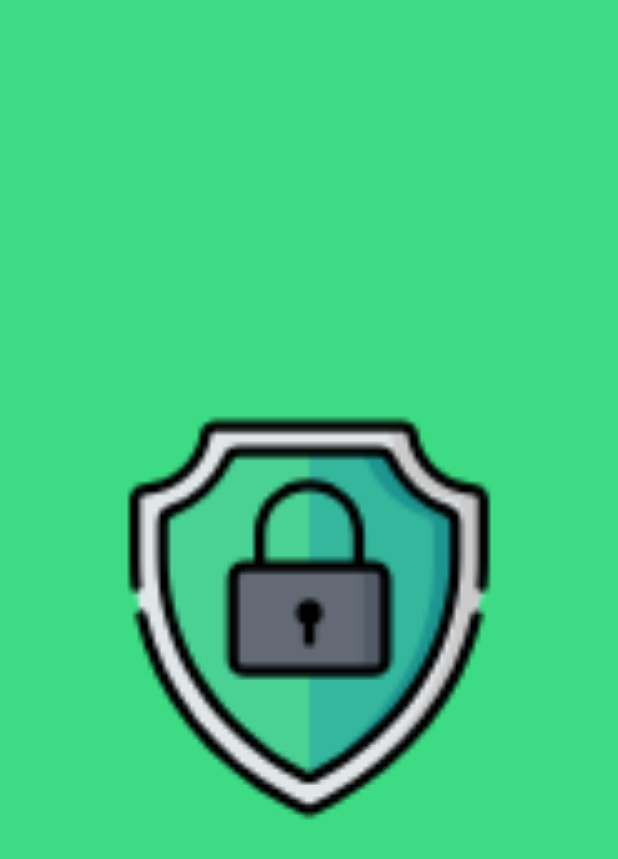
After one commit to Tris1702/Authentication-ver-1, an Android app: the fragment SplashFragment shown on its own in the app's theme, on a phone screen of 412 x 824 dp. The commit adds this screen. Shown: the top 859 px of the screen. Run offline under Robolectric (Android 15) with nearby library versions, the phone set to English and light mode, and no system bars.

Commit message:
Sep/23/2021

```diff
--- a/app/src/main/AndroidManifest.xml
+++ b/app/src/main/AndroidManifest.xml
@@ -12,6 +12,7 @@
         android:usesCleartextTraffic="true"
         android:theme="@style/Theme.Design.Light.NoActionBar">
         <activity
+            android:windowSoftInputMode="adjustPan"
             android:name=".MainActivity"
             android:exported="true">
             <intent-filter>
--- /dev/null
+++ b/app/src/main/java/com/example/authentication/fragments/SplashFragment.kt
@@ -0,0 +1,41 @@
+package com.example.authentication.fragments
+
+import android.content.Context
+import android.os.Bundle
+import androidx.fragment.app.Fragment
+import android.view.LayoutInflater
+import android.view.View
+import android.view.ViewGroup
+import androidx.lifecycle.lifecycleScope
+import androidx.navigation.Navigation
+import androidx.navigation.fragment.NavHostFragment
+import com.example.authentication.R
+import kotlinx.coroutines.GlobalScope
+import kotlinx.coroutines.delay
+import kotlinx.coroutines.launch
+
+class SplashFragment : Fragment() {
+    override fun onCreateView(
+        inflater: LayoutInflater, container: ViewGroup?,
+        savedInstanceState: Bundle?
+    ): View? {
+        // Inflate the layout for this fragment
+        val view = inflater.inflate(R.layout.fragment_splash, container, false)
+        lifecycleScope.launch{
+            delay(3000)
+            val sharesPreferences = context?.getSharedPreferences("token", Context.MODE_PRIVATE)
+            val token = sharesPreferences?.getString("accessToken", "none")
+            if (token.equals("none")) //neu may khong luu token thi chuyen den signIn
+            {
+                Navigation.findNavController(view)
+                    .navigate(R.id.action_splashFragment_to_signIn)
+            }
+            else {
+                //neu co thi chuyen den logout
+                Navigation.findNavController(view)
+                    .navigate(R.id.action_splashFragment_to_logOut)
+            }
+        }
+        return view
+    }
+}
--- /dev/null
+++ b/app/src/main/res/layout/fragment_splash.xml
@@ -0,0 +1,16 @@
+<?xml version="1.0" encoding="utf-8"?>
+<FrameLayout xmlns:android="http://schemas.android.com/apk/res/android"
+    xmlns:tools="http://schemas.android.com/tools"
+    android:layout_width="match_parent"
+    android:layout_height="match_parent"
+    tools:context=".fragments.SplashFragment"
+    android:background="@color/ic_launcher_background">
+
+    <ImageView
+        android:layout_width="wrap_content"
+        android:layout_height="wrap_content"
+        android:src="@drawable/ic_launcher_foreground"
+        android:layout_gravity="center"
+        android:scaleX="5"
+        android:scaleY="5" />
+</FrameLayout>
--- a/app/src/main/res/values/strings.xml
+++ b/app/src/main/res/values/strings.xml
@@ -1,4 +1,6 @@
 <resources>
     <string name="app_name">Authentication</string>
     <!-- TODO: Remove or change this placeholder text -->
+    <string name="hello_blank_fragment">Hello blank fragment</string>
+    <!-- TODO: Remove or change this placeholder text -->
 </resources>
```
Also changed, not shown: app/src/main/java/com/example/authentication/MainActivity.kt (+5 -12 lines), app/src/main/java/com/example/authentication/fragments/LoadingFragment.kt (added, +18 -0 lines), app/src/main/java/com/example/authentication/fragments/SignUp.kt (+5 -4 lines), app/src/main/res/layout/fragment_loading.xml (added, +18 -0 lines), app/src/main/res/layout/fragment_sign_in.xml (+5 -2 lines), app/src/main/res/layout/fragment_sign_up.xml (+8 -3 lines), app/src/main/res/navigation/my_nav.xml (+24 -3 lines).
